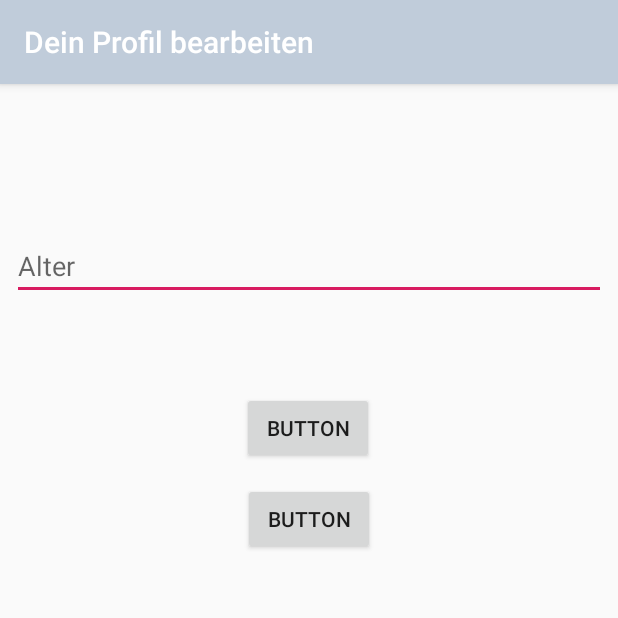
After one commit to lolu1015/WGFinder, an Android app: the ProfilBearbeitenActivity screen opened directly, with no data from a screen before it, on a phone screen of 412 x 824 dp, the top half of it. The commit adds this screen. Run offline under Robolectric (Android 15) with nearby library versions, the phone set to English and light mode, and no system bars; our stand-ins replace Room's generated code.

Commit message:
Alteränderung funktioniert auf der alten DB.

```diff
--- a/app/build.gradle
+++ b/app/build.gradle
@@ -22,7 +22,8 @@ dependencies {
     implementation fileTree(dir: 'libs', include: ['*.jar'])
     implementation 'androidx.appcompat:appcompat:1.0.2'
     implementation 'com.android.support.constraint:constraint-layout:1.1.3'
-  //  implementation 'com.android.support:appcompat-v7:28.0.0'
+    //  implementation 'com.android.support:appcompat-v7:28.0.0'
+   // implementation 'com.android.support:appcompat-v7:28.0.0'
     testImplementation 'junit:junit:4.12'
     androidTestImplementation 'com.android.support.test:runner:1.0.2'
     androidTestImplementation 'com.android.support.test.espresso:espresso-core:3.0.2'
--- a/app/src/main/java/hs/karlsruhe/wgfinder/DAOs/BenutzerDAO.java
+++ b/app/src/main/java/hs/karlsruhe/wgfinder/DAOs/BenutzerDAO.java
@@ -3,6 +3,8 @@ package hs.karlsruhe.wgfinder.DAOs;
 import androidx.room.Dao;
 import androidx.room.Insert;
 import androidx.room.Query;
+import androidx.room.Update;
+
 import hs.karlsruhe.wgfinder.Entity.Benutzer;
 
 import java.util.List;
@@ -10,6 +12,8 @@ import java.util.List;
 
 @Dao
 public interface BenutzerDAO {
+
+
 
     @Insert
     void insertBenutzer(Benutzer benutzer);
@@ -23,8 +27,14 @@ public interface BenutzerDAO {
     @Query("DELETE FROM benutzer WHERE email = :email")
     void deleteName(String email);
 
-    @Query("SELECT * FROM benutzer ORDER BY email DESC LIMIT 1")
+    @Query("SELECT * FROM benutzer ORDER BY NameId DESC LIMIT 1")
     Benutzer getLastName();
+
+    @Query("UPDATE benutzer set rolle = :rolle")
+    void updateRole(Integer rolle);
+
+    @Update
+    void updateBenutzer(Benutzer benutzer);
 
 
 }
--- a/app/src/main/java/hs/karlsruhe/wgfinder/Entity/Benutzer.java
+++ b/app/src/main/java/hs/karlsruhe/wgfinder/Entity/Benutzer.java
@@ -1,4 +1,6 @@
 package hs.karlsruhe.wgfinder.Entity;
+
+import android.text.Editable;
 
 import androidx.room.ColumnInfo;
 import androidx.room.Entity;
@@ -13,6 +15,8 @@ public class Benutzer {
     @Nonnull
     @ColumnInfo(name = "nameId")
     private int id;
+
+    public Benutzer() {}
 
     private String vorname;
 
@@ -73,4 +77,6 @@ public class Benutzer {
     public void setRolle(Integer rolle) {
         this.rolle = rolle;
     }
+
+
 }
--- a/app/src/main/java/hs/karlsruhe/wgfinder/MainActivity.java
+++ b/app/src/main/java/hs/karlsruhe/wgfinder/MainActivity.java
@@ -41,7 +41,7 @@ public class MainActivity extends AppCompatActivity implements View.OnClickListe
         erstelleAccountButton.setOnClickListener(this);
         loginButton.setOnClickListener(this);
 
-    //Mit dem Twitter Button Profil aufrufen
+    //Mit dem Facebook Button Profil aufrufen
 
         twitterButton = findViewById(R.id.am_b_LoginFacebook);
         twitterButton.setOnClickListener(new View.OnClickListener() {
--- /dev/null
+++ b/app/src/main/java/hs/karlsruhe/wgfinder/ProfilBearbeitenActivity.java
@@ -0,0 +1,140 @@
+package hs.karlsruhe.wgfinder;
+
+import android.content.Intent;
+import android.os.AsyncTask;
+import android.os.Bundle;
+import android.view.View;
+import android.widget.Button;
+import android.widget.EditText;
+import android.widget.TextView;
+import android.widget.Toast;
+
+import androidx.appcompat.app.AppCompatActivity;
+import androidx.appcompat.widget.AppCompatButton;
+
+import hs.karlsruhe.wgfinder.Entity.Benutzer;
+
+public class ProfilBearbeitenActivity extends AppCompatActivity {
+    WGFinderRoomDatabase db;
+    private Button speichernButton;
+    private Button zurückButton;
+    private EditText alterEditText;
+
+    @Override
+    protected void onCreate(Bundle savedInstanceState) {
+        super.onCreate(savedInstanceState);
+        setContentView(R.layout.activity_profil_bearbeiten);
+        db = WGFinderRoomDatabase.getDatabase(this);
+        setTitle("Dein Profil bearbeiten");
+        alterEditText = findViewById(R.id.apb_alter);
+        alterEditText.setOnClickListener(new View.OnClickListener() {
+            @Override
+            public void onClick(View view) {
+                Toast.makeText(ProfilBearbeitenActivity.this, "Eingabe getätigt", Toast.LENGTH_SHORT).show();
+            }
+        });
+
+
+        zurückButton = findViewById(R.id.apb_zurück_button);
+        zurückButton.setOnClickListener(new View.OnClickListener() {
+            @Override
+            public void onClick(View view) {
+                openProfilAnsehenActivity();
+            }
+        });
+
+
+        speichernButton = findViewById(R.id.apb_speichern);
+        speichernButton.setOnClickListener(new View.OnClickListener() {
+            @Override
+            public void onClick(View view) {
+                onSaveButtonPressed();
+            }
+        });
+    }
+
+ /*  // @Override
+    public void onClick(View v) {
+        switch (v.getId()){
+            case R.id.apb_speichern:
+                onSaveButtonPressed();
+                break;
+            case R.id.apb_zurück_button:
+           //     onZurueckButtonPressed();
+                break;
+
+        }
+    }
+
+   */
+
+   public void onSaveButtonPressed(){
+
+
+       AsyncTask.execute((new Runnable() {
+           @Override
+           public void run() {
+               final Benutzer oldName = db.benutzerDAO().getLastName();
+               oldName.setVorname(alterEditText.getText().toString());
+
+               AsyncTask.execute(new Runnable() {
+                   @Override
+                   public void run() {
+                       db.benutzerDAO().updateBenutzer(oldName);
+                   }
+               });
+           }
+
+
+
+       }));
+   }
+
+
+
+
+
+
+
+       //Neuen Namen erstellen
+     //  final Benutzer newName = db.benutzerDAO().getLastName();
+       //DB Objekt mit Daten füttern
+     //  newName.setVorname(alterEditText.getText().toString());
+
+       //Namen mit Hilfe der entsprechenden DAO Schnittstelle in DB einfügen.
+       //Alle Interaktionen mit der Datenbank müssen asynchron in einem eigenen
+       //Thread ausgeführt werden, da sie sonst die Usablity stark beinträchtigen.
+       //Room bestraft uns mit einem Crash, falls wir gegen diese Regel verstoßen.
+     //  AsyncTask.execute(new Runnable() {
+      //     @Override
+      //     public void run() {
+      //         db.benutzerDAO().updateBenutzer(newName);
+      //     }
+      // });
+       //Neuen Namen erstellen
+       //final Benutzer oldName = db.benutzerDAO().getLastName();
+        //DB Objekt mit Daten füttern
+        //oldName.setRolle(alterEditText.getText());   //hier toInt() machen
+        //oldName.setVorname("wallah");
+        //oldName.setNachname("wwallaaaa");
+       //Toast.makeText(this, "Komme ich auf onSavedButton??", Toast.LENGTH_SHORT).show();
+        //Namen mit Hilfe der entsprechenden DAO Schnittstelle in DB einfügen.
+        //Alle Interaktionen mit der Datenbank müssen asynchron in einem eigenen
+        //Thread ausgeführt werden, da sie sonst die Usablity stark beinträchtigen.
+        //Room bestraft uns mit einem Crash, falls wir gegen diese Regel verstoßen.
+      //   AsyncTask.execute(new Runnable() {
+
+      //  @Override
+      //   public void run() {
+       //     Toast.makeText(ProfilBearbeitenActivity.this, "Jetzt sollte die Rolle geuppt werden", Toast.LENGTH_SHORT).show();
+       //    db.benutzerDAO().insertBenutzer(oldName);
+       //     }
+       // });
+
+
+
+    public void openProfilAnsehenActivity() {
+        Intent intent = new Intent(this, ProfilAnsehenActivity.class);
+        startActivity(intent);
+    }
+}
--- /dev/null
+++ b/app/src/main/res/layout/activity_profil_bearbeiten.xml
@@ -0,0 +1,54 @@
+<?xml version="1.0" encoding="utf-8"?>
+<android.support.constraint.ConstraintLayout xmlns:android="http://schemas.android.com/apk/res/android"
+    xmlns:app="http://schemas.android.com/apk/res-auto"
+    xmlns:tools="http://schemas.android.com/tools"
+    android:layout_width="match_parent"
+    android:layout_height="match_parent"
+    tools:context=".ProfilBearbeitenActivity">
+
+    <EditText
+        android:id="@+id/apb_alter"
+        android:layout_width="0dp"
+        android:layout_height="wrap_content"
+        android:layout_marginStart="8dp"
+        android:layout_marginTop="80dp"
+        android:layout_marginEnd="8dp"
+        android:layout_marginBottom="606dp"
+        android:ems="10"
+        android:hint="Alter"
+        android:inputType="number"
+        app:layout_constraintBottom_toBottomOf="parent"
+        app:layout_constraintEnd_toEndOf="parent"
+        app:layout_constraintHorizontal_bias="1.0"
+        app:layout_constraintStart_toStartOf="parent"
+        app:layout_constraintTop_toTopOf="parent" />
+
+    <Button
+        android:id="@+id/apb_speichern"
+        android:layout_width="wrap_content"
+        android:layout_height="wrap_content"
+        android:layout_marginStart="8dp"
+        android:layout_marginTop="52dp"
+        android:layout_marginEnd="8dp"
+        android:layout_marginBottom="505dp"
+        android:text="Button"
+        app:layout_constraintBottom_toBottomOf="parent"
+        app:layout_constraintEnd_toEndOf="parent"
+        app:layout_constraintHorizontal_bias="0.498"
+        app:layout_constraintStart_toStartOf="parent"
+        app:layout_constraintTop_toBottomOf="@+id/apb_alter" />
+
+    <Button
+        android:id="@+id/apb_zurück_button"
+        android:layout_width="wrap_content"
+        android:layout_height="wrap_content"
+        android:layout_marginStart="8dp"
+        android:layout_marginTop="8dp"
+        android:layout_marginEnd="8dp"
+        android:layout_marginBottom="449dp"
+        android:text="Button"
+        app:layout_constraintBottom_toBottomOf="parent"
+        app:layout_constraintEnd_toEndOf="parent"
+        app:layout_constraintStart_toStartOf="parent"
+        app:layout_constraintTop_toBottomOf="@+id/apb_speichern" />
+</android.support.constraint.ConstraintLayout>
```
Also changed, not shown: app/src/main/AndroidManifest.xml (+4 -3 lines), app/src/main/java/hs/karlsruhe/wgfinder/ProfilAnsehenActivity.java (+28 -3 lines).
